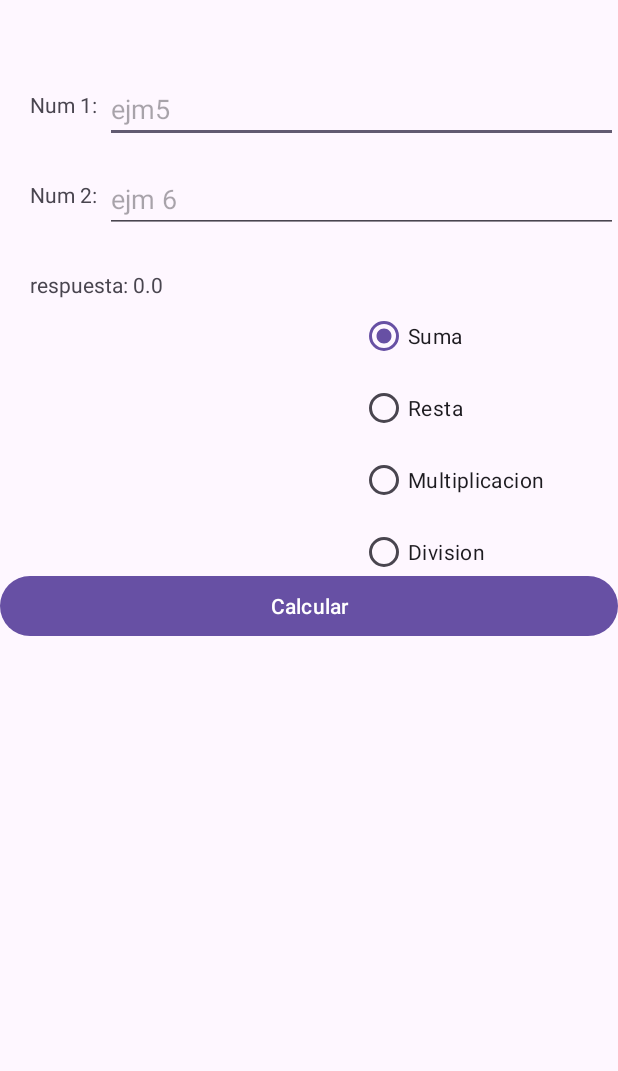
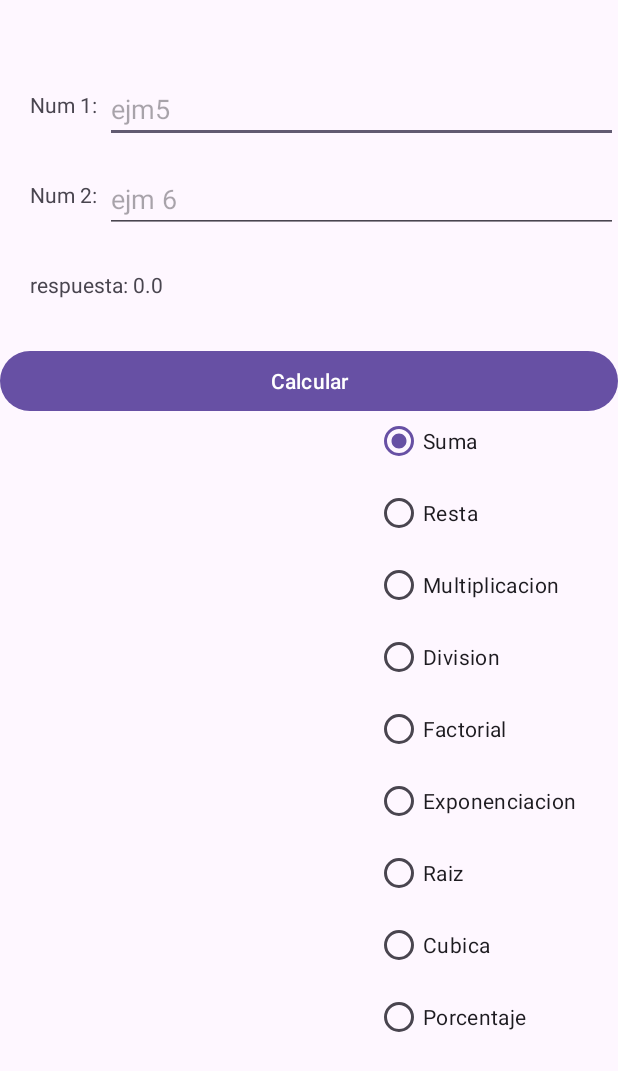
Before and after one commit to Everchavar/progra-II-2025, an Android app: the screen it shows after launch (MainActivity), after a tap on "Calcular", on a phone screen of 412 x 824 dp. Shown: the top 1071 px of the screen. Run offline under Robolectric (Android 15) with nearby library versions, the phone set to English and light mode, and no system bars; 2 statements that could not run were skipped.

Commit message:
factorial_exponenciacion_factorial_cubica_raiz

```diff
--- a/app/src/main/java/com/ugb/miprimeraplicacion/MainActivity.java
+++ b/app/src/main/java/com/ugb/miprimeraplicacion/MainActivity.java
@@ -3,6 +3,8 @@ package com.ugb.miprimeraplicacion;
 import android.os.Bundle;
 import android.view.View;
 import android.widget.Button;
+import android.widget.EditText;
+import android.widget.RadioButton;
 import android.widget.RadioGroup;
 import android.widget.TextView;
 
@@ -15,37 +17,89 @@ import androidx.core.view.WindowInsetsCompat;
 public class MainActivity extends AppCompatActivity {
     Button btn;
     TextView tempVal;
-    RadioGroup rgo;
-
+    RadioGroup rgb;
+    RadioButton opt;
+    EditText num1, num2;
 
     @Override
     protected void onCreate(Bundle savedInstanceState) {
         super.onCreate(savedInstanceState);
         setContentView(R.layout.activity_main);
         btn = findViewById(R.id.btncalcular);
+        num1 = findViewById(R.id.txtNum1);
+        num2 = findViewById(R.id.txtNum2);
+        rgb = findViewById(R.id.rgOpciones);
+
+        rgb.setOnCheckedChangeListener(new RadioGroup.OnCheckedChangeListener() {
+            @Override
+            public void onCheckedChanged(RadioGroup group, int checkedId) {
+                if (checkedId == R.id.optraiz|| checkedId == R.id.optFactorial || checkedId == R.id.optcubica) {
+                    num2.setText("");
+                    num2.setEnabled(false);
+                } else {
+                    num2.setEnabled(true);
+                }
+            }
+        });
         btn.setOnClickListener(new View.OnClickListener() {
             @Override
             public void onClick(View v) {
                 tempVal = findViewById(R.id.txtNum1);
                 double num1 = Double.parseDouble(tempVal.getText().toString());
+                tempVal = findViewById(R.id.txtNum2);
+                double num2 = tempVal.isEnabled() ? Double.parseDouble(tempVal.getText().toString()) : 0;
+                double respuesta = 0.0;
 
-                tempVal = findViewById(R.id.txtNum2);
-                double num2 = Double.parseDouble(tempVal.getText().toString());
-                rgo = findViewById(R.id.rgOpciones);
-                        switch (rgo.getCheckedRadioButtonId()){
-                            case R.id.optSuma:
-                                respuesta = num1+num2;
-                                break;
-                            case R.id.optResta:
-                                respuesta = num1-num2:
-                                break;
-                                case R.id
+                opt = findViewById(R.id.optSuma);
+                if (opt.isChecked()) {
+                    respuesta = num1 + num2;
+                }
+                opt = findViewById(R.id.optResta);
+                if (opt.isChecked()) {
+                    respuesta = num1 - num2;
+                }
+                opt = findViewById(R.id.optMultiplicacion);
+                if (opt.isChecked()) {
+                    respuesta = num1 * num2;
+                }
+                opt = findViewById(R.id.optDivision);
+                if (opt.isChecked()) {
+                    respuesta = num1 / num2;
+                }
+                opt = findViewById(R.id.optFactorial);
+                if (opt.isChecked()) {
+                    respuesta = 1;
+                    for (int i = 2; i <= num1; i++){
+                        respuesta *= i;
+                    }
+                }
+                opt = findViewById(R.id.optexponenciacion);
+                if (opt.isChecked()) {
+                    respuesta = Math.pow(num1, num2);
+                }
+                opt = findViewById(R.id.optraiz);
+                if (opt.isChecked()) {
+                    if (num1 >= 0) {
+                        respuesta = Math.sqrt(num1);
+                    } else {
+                        respuesta = 0;
+                    }
+                }
+                opt = findViewById(R.id.optcubica);
+                if (opt.isChecked()) {
+                    respuesta = Math.pow(num1, 3);
+                }
+                opt = findViewById(R.id.optporcentaje);
+                if (opt.isChecked()) {
+                    if (num2 == 0) {
+                        respuesta = num1 / 100.0;  // Si num2 es 0, se realiza la operación num1 / 100
+                    } else {
+                        respuesta = (num1 * num2) / 100.0;  // Si num2 es mayor que 0, se realiza la operación (num1 * num2) / 100
+                    }
+                }
+                tempVal = findViewById(R.id.lblrespuesta);
+                tempVal.setText("respuesta: "+ respuesta);
 
-                        }
-
-                double respuesta = num1 + num2;
-                tempVal = findViewById(R.id.lblrespuesta);
-                tempVal.setText("respuesta: "+respuesta);
 
             }
         });
--- a/app/src/main/res/layout/activity_main.xml
+++ b/app/src/main/res/layout/activity_main.xml
@@ -47,8 +47,8 @@
         android:id="@+id/rgOpciones"
         android:layout_width="wrap_content"
         android:layout_height="wrap_content"
-        android:layout_marginLeft="240dp"
-        android:layout_marginTop="200dp">
+        android:layout_marginLeft="250dp"
+        android:layout_marginTop="270dp">
 
         <RadioButton
             android:id="@+id/optSuma"
@@ -75,6 +75,36 @@
             android:layout_height="wrap_content"
             android:text="Division" />
 
+        <RadioButton
+            android:id="@+id/optFactorial"
+            android:layout_width="wrap_content"
+            android:layout_height="wrap_content"
+            android:text="Factorial" />
+
+        <RadioButton
+            android:id="@+id/optexponenciacion"
+            android:layout_width="wrap_content"
+            android:layout_height="wrap_content"
+            android:text="Exponenciacion" />
+
+        <RadioButton
+            android:id="@+id/optraiz"
+            android:layout_width="wrap_content"
+            android:layout_height="wrap_content"
+            android:text="Raiz" />
+
+        <RadioButton
+            android:id="@+id/optcubica"
+            android:layout_width="wrap_content"
+            android:layout_height="wrap_content"
+            android:text="Cubica" />
+
+        <RadioButton
+            android:id="@+id/optporcentaje"
+            android:layout_width="wrap_content"
+            android:layout_height="wrap_content"
+            android:text="Porcentaje" />
+
 
     </RadioGroup>
 
@@ -82,7 +112,7 @@
         android:id="@+id/btncalcular"
         android:layout_width="match_parent"
         android:layout_height="wrap_content"
-        android:layout_marginTop="380dp"
+        android:layout_marginTop="230dp"
         android:text="Calcular" />
 
 
```
